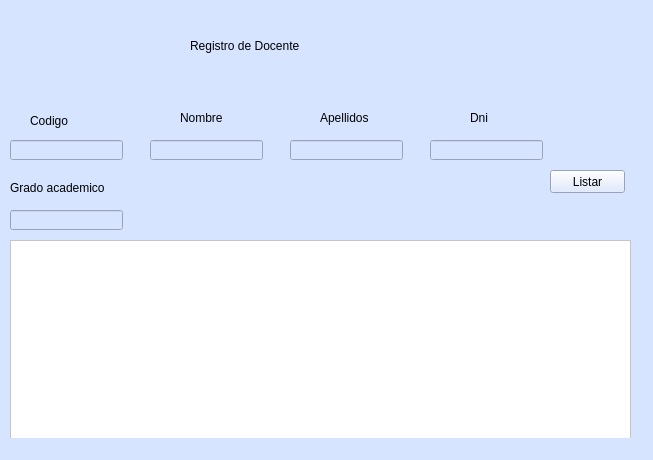
Old version of the form UI/ventanaDocente.ui in the repository KevinValdezVargas/expert-broccoli.
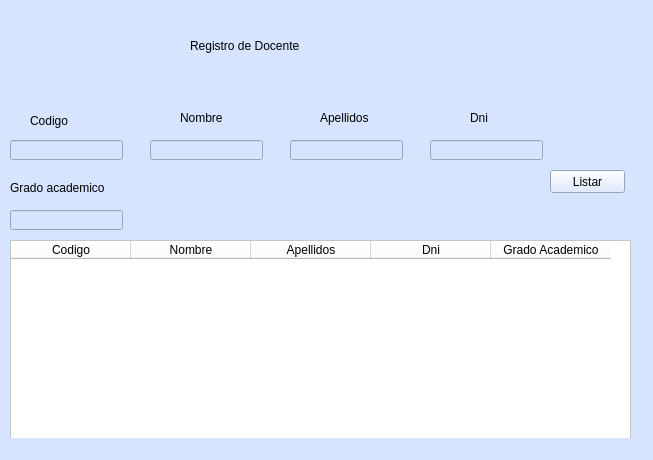
New version of the form.

The edit to the form file:
```diff
--- a/UI/ventanaDocente.ui
+++ b/UI/ventanaDocente.ui
@@ -181,6 +181,34 @@
     <property name="styleSheet">
      <string notr="true">background-color: rgb(255, 255, 255);</string>
     </property>
+    <attribute name="horizontalHeaderDefaultSectionSize">
+     <number>120</number>
+    </attribute>
+    <column>
+     <property name="text">
+      <string>Codigo</string>
+     </property>
+    </column>
+    <column>
+     <property name="text">
+      <string>Nombre</string>
+     </property>
+    </column>
+    <column>
+     <property name="text">
+      <string>Apellidos</string>
+     </property>
+    </column>
+    <column>
+     <property name="text">
+      <string>Dni</string>
+     </property>
+    </column>
+    <column>
+     <property name="text">
+      <string>Grado Academico</string>
+     </property>
+    </column>
    </widget>
    <widget class="QLabel" name="label">
     <property name="geometry">
```
